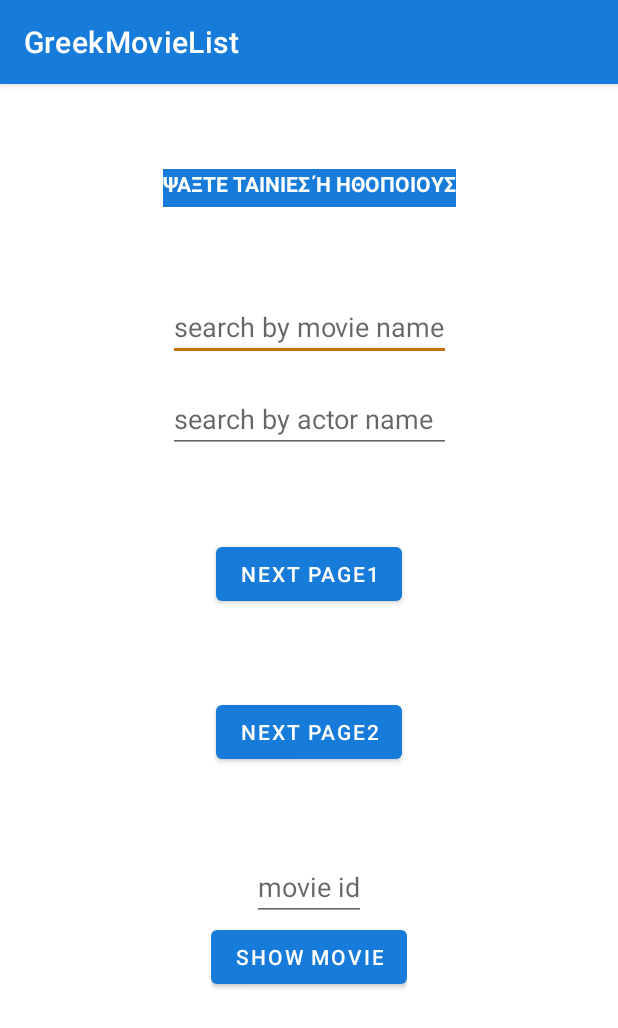
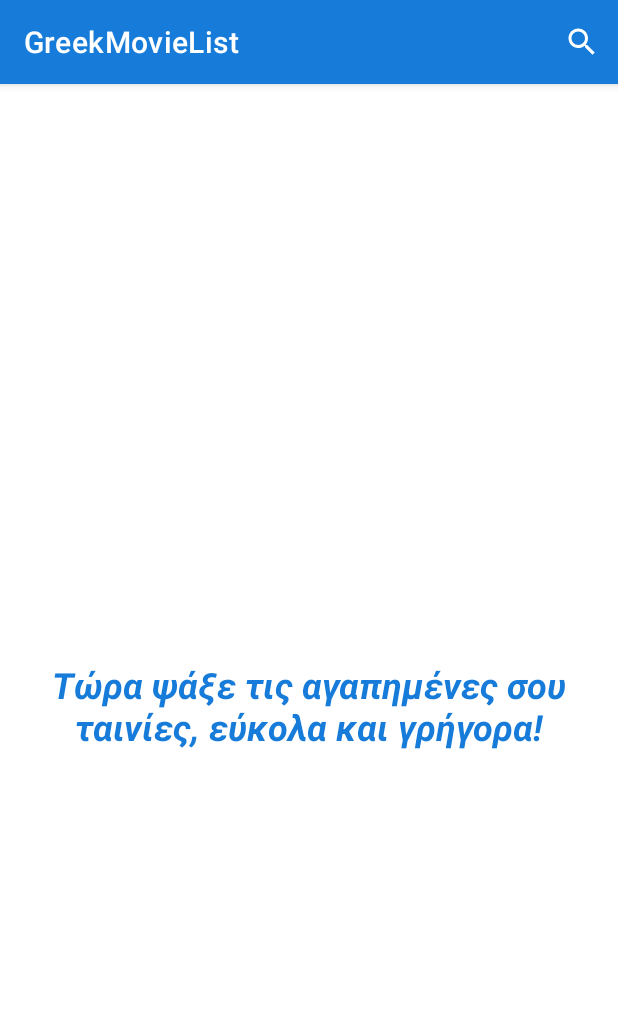
Before and after one commit to jimsam1/GreekMovieList, an Android app: the screen it shows after launch (MainActivity before the commit, HomeActivity after it), on a phone screen of 412 x 824 dp. Shown: the top 1028 px of the screen. Run offline under Robolectric (Android 15) with nearby library versions, the phone set to English and light mode, and no system bars.

Commit message:
Home Page

```diff
--- /dev/null
+++ b/app/src/main/java/com/example/greekmovielist/HomeActivity.java
@@ -0,0 +1,117 @@
+package com.example.greekmovielist;
+
+import androidx.appcompat.app.AppCompatActivity;
+
+import android.content.Intent;
+import android.nfc.Tag;
+import android.os.Bundle;
+import android.text.TextUtils;
+import android.util.Log;
+import android.view.Menu;
+import android.view.MenuItem;
+import android.view.View;
+import android.widget.ArrayAdapter;
+import android.widget.ListView;
+import android.widget.SearchView;
+
+import java.io.IOException;
+import java.util.ArrayList;
+import java.util.List;
+
+public class HomeActivity extends AppCompatActivity {
+
+    ListView lv_movieList;
+//    String[] name = {"Μήτσος", "Μητρούσης","Δημήτρης", "Τάκης", "Μητσάκος","Δημητράκης","Μητσούκος","Μήτσουλας","Μητσάκος","Μήτσους","Μητσούλης"};
+//    String[] emptyName = {};
+    String[] movieTitles;
+
+    DataBaseHelper dataBaseHelper;
+    private ArrayAdapter<String> arrayAdapter;
+//    ArrayAdapter<String> arrayAdapter;
+
+    @Override
+    protected void onCreate(Bundle savedInstanceState) {
+        super.onCreate(savedInstanceState);
+        setContentView(R.layout.activity_home);
+
+
+        try {
+            dataBaseHelper = new DataBaseHelper(HomeActivity.this);
+        } catch (IOException e) {
+            e.printStackTrace();
+        }
+        List<Movie> movies = dataBaseHelper.getAllMovies();
+
+
+        int size = movies.size();
+        movieTitles = new String[size];
+
+        for(int i=0; i<movies.size(); i++) {
+            movieTitles[i] = (movies.get(i).getTitle());
+        }
+
+        arrayAdapter = new ArrayAdapter<String>(this, android.R.layout.simple_list_item_1,movieTitles);
+
+        lv_movieList = findViewById(R.id.lv_movieList);
+        lv_movieList.setAdapter(arrayAdapter);
+
+    }
+
+    @Override
+    public boolean onCreateOptionsMenu(Menu menu){
+
+        getMenuInflater().inflate(R.menu.nav_menu, menu);
+
+
+        MenuItem menuitem = menu.findItem(R.id.nav_search);
+        SearchView searchView = (SearchView) menuitem.getActionView();
+        searchView.setQueryHint("Αναζήτησε ταινίες εδώ!");
+        lv_movieList.setVisibility(View.INVISIBLE);
+        Intent i = new Intent(this,MainActivity3.class);
+
+        final String[]searchResults = new String[10];
+
+        searchView.setOnQueryTextListener(new SearchView.OnQueryTextListener() {
+            @Override
+            public boolean onQueryTextSubmit(String query){
+                lv_movieList.setVisibility(View.VISIBLE);
+                if (TextUtils.isEmpty(query)){
+                    lv_movieList.clearTextFilter();
+                }else{
+                    lv_movieList.setFilterText(query.toString());
+                }
+
+//                String name;
+//                for(int k=0;k<lv_movieList.getAdapter().getCount();k++){
+//                     name = (String) parent.getItemAtPosition(position);
+//                    searchResults[i] = lv_movieList.getAdapter().getItem();
+//                }
+                startActivity(i);
+                return false;
+            }
+
+            @Override
+            public boolean onQueryTextChange(String newText){
+                lv_movieList.setVisibility(View.VISIBLE);
+                if (newText.isEmpty()) {
+                    lv_movieList.clearTextFilter();
+                    lv_movieList.setVisibility(View.INVISIBLE);
+                }
+
+                arrayAdapter.getFilter().filter(newText);
+
+                return false;
+            }
+        });
+
+        searchView.setOnCloseListener(new SearchView.OnCloseListener() {
+            @Override
+            public boolean onClose(){
+                lv_movieList.setVisibility(View.INVISIBLE);
+                return true;
+            }
+        });
+
+        return super.onCreateOptionsMenu(menu);
+    }
+}
--- a/app/src/main/java/com/example/greekmovielist/MainActivity2.java
+++ b/app/src/main/java/com/example/greekmovielist/MainActivity2.java
@@ -6,7 +6,6 @@ import android.os.Bundle;
 import android.view.View;
 import android.widget.ArrayAdapter;
 import android.widget.ListView;
-import android.widget.Toast;
 
 import java.io.IOException;
 import java.util.List;
@@ -21,7 +20,7 @@ public class MainActivity2 extends AppCompatActivity {
         super.onCreate(savedInstanceState);
         setContentView(R.layout.activity_main2);
 
-        lv_movieList = findViewById(R.id.lv_movieList);
+        lv_movieList = findViewById(R.id.lv_movieList2);
         try {
             dataBaseHelper = new DataBaseHelper(MainActivity2.this);
         } catch (IOException e) {
--- /dev/null
+++ b/app/src/main/res/drawable/ic_baseline_person_24.xml
@@ -0,0 +1,5 @@
+<vector android:height="24dp" android:tint="#FFFFFF"
+    android:viewportHeight="24" android:viewportWidth="24"
+    android:width="24dp" xmlns:android="http://schemas.android.com/apk/res/android">
+    <path android:fillColor="@android:color/white" android:pathData="M12,12c2.21,0 4,-1.79 4,-4s-1.79,-4 -4,-4 -4,1.79 -4,4 1.79,4 4,4zM12,14c-2.67,0 -8,1.34 -8,4v2h16v-2c0,-2.66 -5.33,-4 -8,-4z"/>
+</vector>
--- /dev/null
+++ b/app/src/main/res/drawable/ic_baseline_search_24.xml
@@ -0,0 +1,5 @@
+<vector android:height="24dp" android:tint="#FFFFFF"
+    android:viewportHeight="24" android:viewportWidth="24"
+    android:width="24dp" xmlns:android="http://schemas.android.com/apk/res/android">
+    <path android:fillColor="@android:color/white" android:pathData="M15.5,14h-0.79l-0.28,-0.27C15.41,12.59 16,11.11 16,9.5 16,5.91 13.09,3 9.5,3S3,5.91 3,9.5 5.91,16 9.5,16c1.61,0 3.09,-0.59 4.23,-1.57l0.27,0.28v0.79l5,4.99L20.49,19l-4.99,-5zM9.5,14C7.01,14 5,11.99 5,9.5S7.01,5 9.5,5 14,7.01 14,9.5 11.99,14 9.5,14z"/>
+</vector>
--- /dev/null
+++ b/app/src/main/res/layout/activity_home.xml
@@ -0,0 +1,49 @@
+<?xml version="1.0" encoding="utf-8"?>
+<androidx.constraintlayout.widget.ConstraintLayout xmlns:android="http://schemas.android.com/apk/res/android"
+    xmlns:app="http://schemas.android.com/apk/res-auto"
+    xmlns:tools="http://schemas.android.com/tools"
+    android:layout_width="match_parent"
+    android:layout_height="match_parent"
+    tools:context=".HomeActivity">
+
+    <ScrollView
+        android:layout_width="match_parent"
+        android:layout_height="0dp"
+        android:fillViewport="true"
+        app:layout_constraintBottom_toTopOf="@id/guideline1"
+        app:layout_constraintEnd_toEndOf="parent"
+        app:layout_constraintStart_toStartOf="parent"
+        app:layout_constraintTop_toTopOf="parent">
+
+        <ListView
+            android:id="@+id/lv_movieList"
+            android:layout_width="match_parent"
+            android:layout_height="match_parent"
+            android:background="#CCCBCB"
+            app:layout_constraintTop_toTopOf="parent" />
+
+    </ScrollView>
+
+
+    <androidx.constraintlayout.widget.Guideline
+        android:id="@+id/guideline1"
+        android:layout_width="wrap_content"
+        android:layout_height="wrap_content"
+        android:orientation="horizontal"
+        app:layout_constraintGuide_percent="0.5" />
+
+    <TextView
+        android:id="@+id/tv1"
+        android:layout_width="wrap_content"
+        android:layout_height="wrap_content"
+        android:text="Τώρα ψάξε τις αγαπημένες σου ταινίες, εύκολα και γρήγορα!"
+        android:textAlignment="center"
+        android:textColor="@color/blue_700"
+        android:textSize="24sp"
+        android:textStyle="italic|bold"
+        app:layout_constraintTop_toBottomOf="@id/guideline1"
+        app:layout_constraintStart_toStartOf="parent"
+        app:layout_constraintEnd_toEndOf="parent" />
+
+
+</androidx.constraintlayout.widget.ConstraintLayout>
--- /dev/null
+++ b/app/src/main/res/menu/nav_menu.xml
@@ -0,0 +1,13 @@
+<?xml version="1.0" encoding="utf-8"?>
+<menu xmlns:android="http://schemas.android.com/apk/res/android"
+    xmlns:app="http://schemas.android.com/apk/res-auto">
+
+    <item
+        android:id="@+id/nav_search"
+        android:icon="@drawable/ic_baseline_search_24"
+        android:title="Search"
+        app:actionViewClass="android.widget.SearchView"
+        app:showAsAction="ifRoom|collapseActionView"/>
+
+
+</menu>
```
Also changed, not shown: app/src/main/AndroidManifest.xml (+11 -10 lines), app/src/main/java/com/example/greekmovielist/DatabaseAccess.java (deleted, +0 -53 lines), app/src/main/res/layout/activity_main2.xml (+5 -19 lines).
